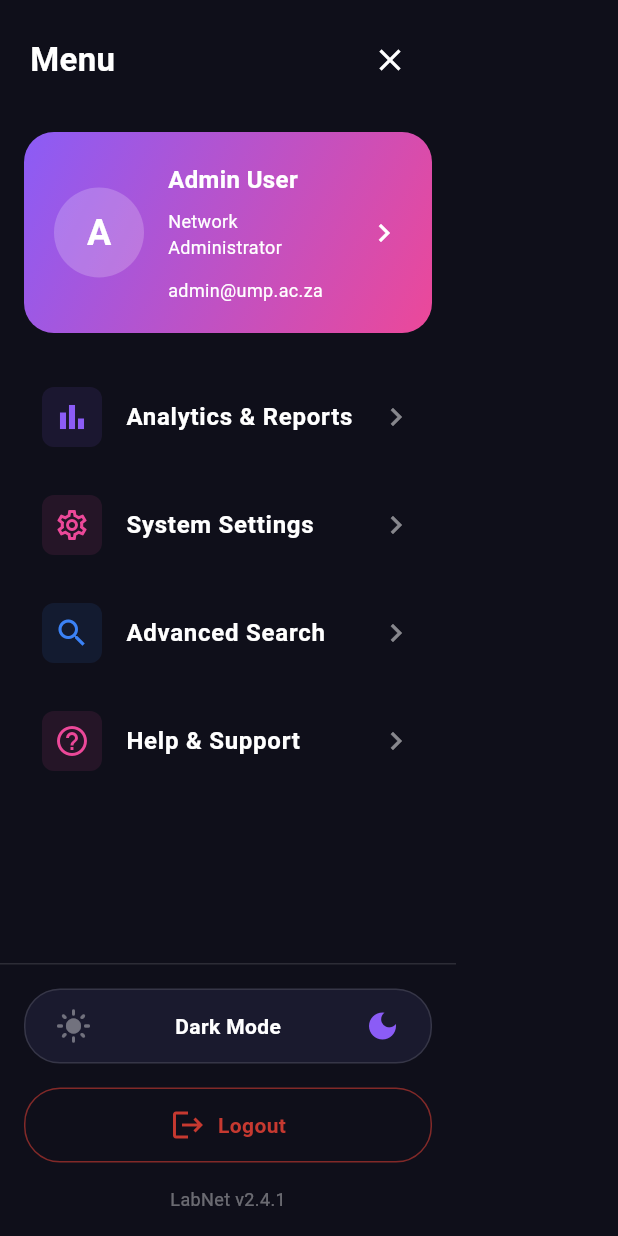
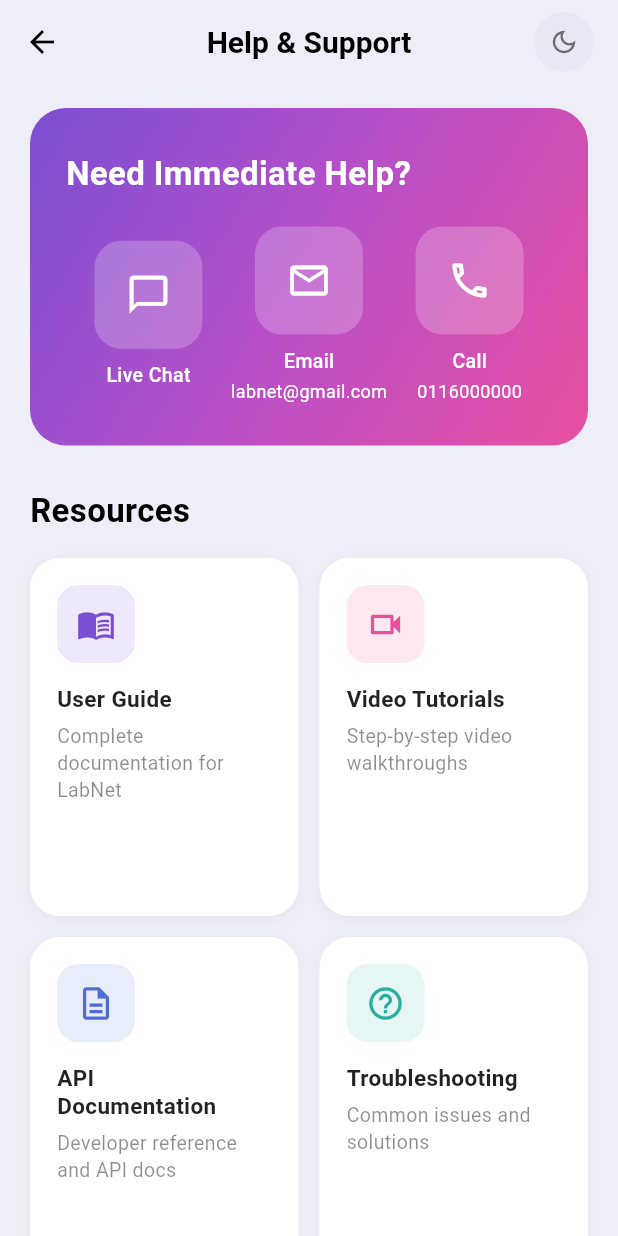
Before and after one commit to MphephuSamuel/labnet_guardian, a Flutter app: the CustomDrawer widget shown alone on an empty page, opened directly, after a tap on "Help & Support", on a phone screen of 412 x 824 dp. Run offline on Flutter 3.47's test engine with Material 3 defaults, Android fonts, the phone set to English and light mode, and no system bars; our stand-ins replace firebase_auth, firebase_core, fl_chart, flutter_dotenv, flutter_secure_storage, local_auth and 2 more; accounts and stored records are empty.

Commit message:
feature/help_support

```diff
--- /dev/null
+++ b/lib/screens/help&support.dart
@@ -0,0 +1,258 @@
+import 'package:flutter/material.dart';
+
+class HelpSupportScreen extends StatelessWidget {
+  const HelpSupportScreen({super.key});
+
+  @override
+  Widget build(BuildContext context) {
+    return Scaffold(
+      backgroundColor: const Color(0xFFEEEEF8),
+      appBar: AppBar(
+        backgroundColor: const Color(0xFFEEEEF8),
+        elevation: 0,
+        leading: const BackButton(color: Colors.black),
+        centerTitle: true,
+        title: const Text(
+          'Help & Support',
+          style: TextStyle(
+            color: Colors.black,
+            fontWeight: FontWeight.bold,
+            fontSize: 20,
+          ),
+        ),
+        actions: [
+          Padding(
+            padding: const EdgeInsets.only(right: 16),
+            child: Container(
+              width: 40,
+              height: 40,
+              decoration: BoxDecoration(
+                color: const Color(0xFFE8E8F4),
+                shape: BoxShape.circle,
+              ),
+              child: const Icon(
+                Icons.dark_mode_outlined,
+                color: Colors.black54,
+                size: 20,
+              ),
+            ),
+          ),
+        ],
+      ),
+      body: SingleChildScrollView(
+        padding: const EdgeInsets.symmetric(horizontal: 20, vertical: 8),
+        child: Column(
+          crossAxisAlignment: CrossAxisAlignment.start,
+          children: [
+            const SizedBox(height: 8),
+            _buildImmediateHelpCard(),
+            const SizedBox(height: 28),
+            const Text(
+              'Resources',
+              style: TextStyle(
+                fontSize: 22,
+                fontWeight: FontWeight.bold,
+                color: Colors.black,
+              ),
+            ),
+            const SizedBox(height: 16),
+            _buildResourcesGrid(),
+          ],
+        ),
+      ),
+    );
+  }
+
+  Widget _buildImmediateHelpCard() {
+    return Container(
+      width: double.infinity,
+      padding: const EdgeInsets.symmetric(horizontal: 24, vertical: 28),
+      decoration: BoxDecoration(
+        gradient: const LinearGradient(
+          colors: [
+            Color(0xFF7B4FD4),
+            Color(0xFFB94FC8),
+            Color(0xFFE84FA0),
+          ],
+          begin: Alignment.topLeft,
+          end: Alignment.bottomRight,
+        ),
+        borderRadius: BorderRadius.circular(24),
+      ),
+      child: Column(
+        crossAxisAlignment: CrossAxisAlignment.start,
+        children: [
+          const Text(
+            'Need Immediate Help?',
+            style: TextStyle(
+              color: Colors.white,
+              fontSize: 22,
+              fontWeight: FontWeight.bold,
+            ),
+          ),
+          const SizedBox(height: 20),
+          Row(
+            mainAxisAlignment: MainAxisAlignment.spaceEvenly,
+            children: [
+              _buildContactButton(Icons.chat_bubble_outline, 'Live Chat'),
+              _buildContactButton(Icons.mail_outline, 'Email'),
+              _buildContactButton(Icons.phone_outlined, 'Call'),
+            ],
+          ),
+        ],
+      ),
+    );
+  }
+
+  Widget _buildContactButton(IconData icon, String label) {
+    String? info;
+    if (label == 'Email') {
+      info = 'labnet@gmail.com';
+    } else if (label == 'Call') {
+      info = '0116000000';
+    }
+    return Column(
+      children: [
+        Container(
+          width: 72,
+          height: 72,
+          decoration: BoxDecoration(
+            color: Colors.white.withOpacity(0.22),
+            borderRadius: BorderRadius.circular(18),
+          ),
+          child: Icon(icon, color: Colors.white, size: 30),
+        ),
+        const SizedBox(height: 8),
+        Text(
+          label,
+          style: const TextStyle(
+            color: Colors.white,
+            fontSize: 13,
+            fontWeight: FontWeight.w500,
+          ),
+        ),
+        if (info != null)
+          Padding(
+            padding: const EdgeInsets.only(top: 2.0),
+            child: Text(
+              info,
+              style: const TextStyle(
+                color: Colors.white,
+                fontSize: 12,
+                fontWeight: FontWeight.w400,
+              ),
+            ),
+          ),
+      ],
+    );
+  }
+
+  Widget _buildResourcesGrid() {
+    final resources = [
+      _ResourceItem(
+        icon: Icons.menu_book_outlined,
+        iconBgColor: const Color(0xFFEDE8FB),
+        iconColor: const Color(0xFF7B4FD4),
+        title: 'User Guide',
+        description: 'Complete documentation for LabNet',
+      ),
+      _ResourceItem(
+        icon: Icons.videocam_outlined,
+        iconBgColor: const Color(0xFFFDE8F0),
+        iconColor: const Color(0xFFE84FA0),
+        title: 'Video Tutorials',
+        description: 'Step-by-step video walkthroughs',
+      ),
+      _ResourceItem(
+        icon: Icons.description_outlined,
+        iconBgColor: const Color(0xFFE8EDFB),
+        iconColor: const Color(0xFF4F6BD4),
+        title: 'API\nDocumentation',
+        description: 'Developer reference and API docs',
+      ),
+      _ResourceItem(
+        icon: Icons.help_outline,
+        iconBgColor: const Color(0xFFE6F6F4),
+        iconColor: const Color(0xFF2BAE9E),
+        title: 'Troubleshooting',
+        description: 'Common issues and solutions',
+      ),
+    ];
+
+    return GridView.count(
+      crossAxisCount: 2,
+      shrinkWrap: true,
+      physics: const NeverScrollableScrollPhysics(),
+      crossAxisSpacing: 14,
+      mainAxisSpacing: 14,
+      childAspectRatio: 0.75,
+      children: resources.map(_buildResourceCard).toList(),
+    );
+  }
+
+  Widget _buildResourceCard(_ResourceItem item) {
+    return Container(
+      padding: const EdgeInsets.all(18),
+      decoration: BoxDecoration(
+        color: Colors.white,
+        borderRadius: BorderRadius.circular(20),
+        boxShadow: [
+          BoxShadow(
+            color: Colors.black.withOpacity(0.04),
+            blurRadius: 8,
+            offset: const Offset(0, 2),
+          ),
+        ],
+      ),
+      child: Column(
+        crossAxisAlignment: CrossAxisAlignment.start,
+        children: [
+          Container(
+            width: 52,
+            height: 52,
+            decoration: BoxDecoration(
+              color: item.iconBgColor,
+              borderRadius: BorderRadius.circular(14),
+            ),
+            child: Icon(item.icon, color: item.iconColor, size: 26),
+          ),
+          const SizedBox(height: 14),
+          Text(
+            item.title,
+            style: const TextStyle(
+              fontSize: 15,
+              fontWeight: FontWeight.bold,
+              color: Colors.black87,
+              height: 1.25,
+            ),
+          ),
+          const SizedBox(height: 6),
+          Text(
+            item.description,
+            style: const TextStyle(
+              fontSize: 13,
+              color: Colors.black45,
+              height: 1.4,
+            ),
+          ),
+        ],
+      ),
+    );
+  }
+}
+
+class _ResourceItem {
+  final IconData icon;
+  final Color iconBgColor;
+  final Color iconColor;
+  final String title;
+  final String description;
+
+  const _ResourceItem({
+    required this.icon,
+    required this.iconBgColor,
+    required this.iconColor,
+    required this.title,
+    required this.description,
+  });
+}
--- a/lib/widgets/common/custom_drawer.dart
+++ b/lib/widgets/common/custom_drawer.dart
@@ -6,6 +6,7 @@ import '../../screens/profile_screen.dart';
 import '../../screens/settings_screen.dart';
 import '../../screens/login_screen.dart';
 import '../../screens/analytics_screen.dart';
+import '../../screens/help&support.dart';
 
 class CustomDrawer extends StatelessWidget {
   const CustomDrawer({super.key});
@@ -195,6 +196,15 @@ class CustomDrawer extends StatelessWidget {
                     iconBgColor: const Color(0xFFEC4899).withValues(alpha: 0.1),
                     iconColor: const Color(0xFFEC4899),
                     textColor: textColor,
+                    onTap: () {
+                      Navigator.pop(context);
+                      Navigator.push(
+                        context,
+                        MaterialPageRoute(
+                          builder: (context) => const HelpSupportScreen(),
+                        ),
+                      );
+                    },
                   ),
                 ],
               ),
```
